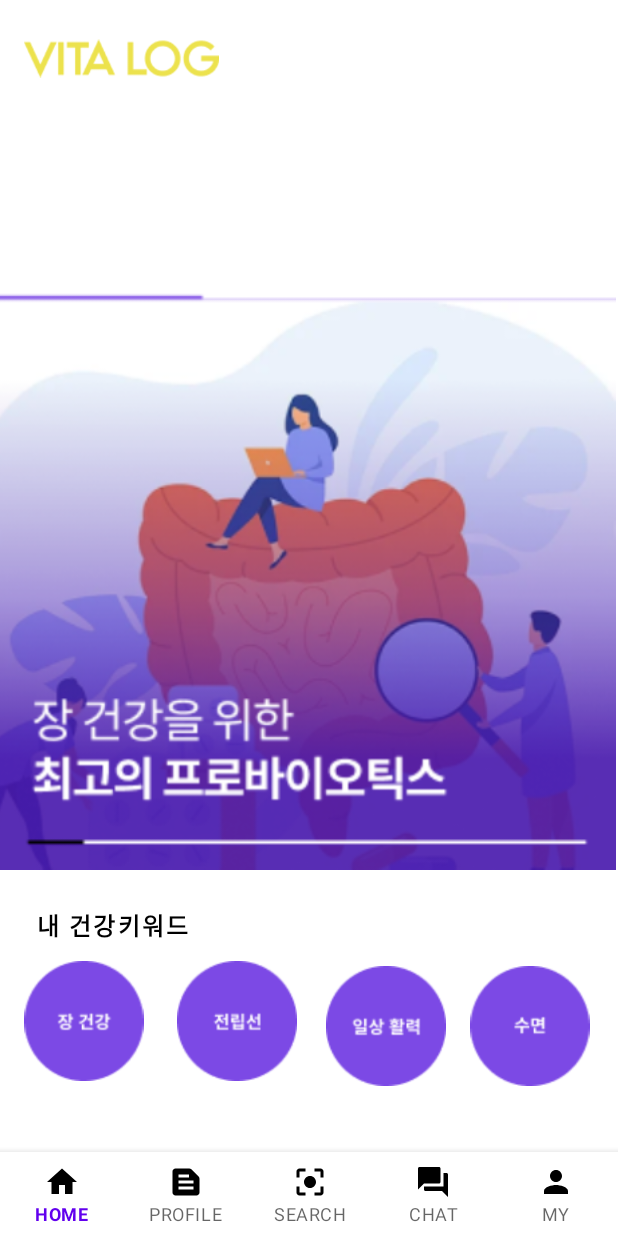
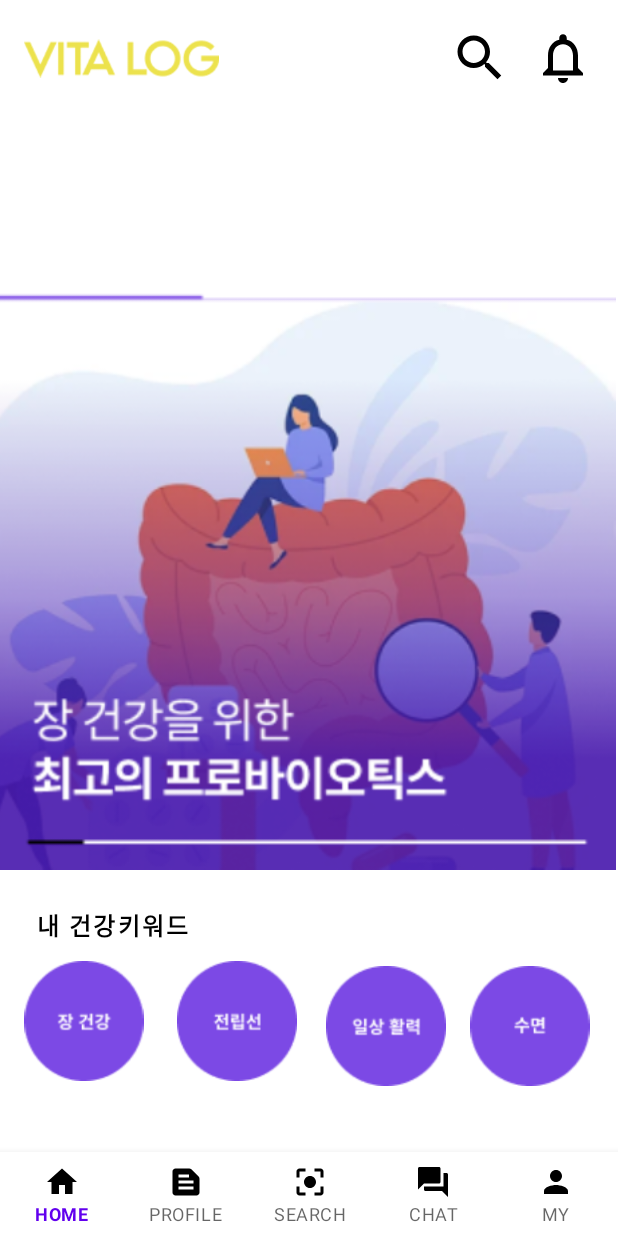
Before and after one commit to VITA-LOG/VITA-LOG, an Android app: the screen it shows after launch (NaviActivity), on a phone screen of 412 x 824 dp. Run offline under Robolectric (Android 15) with nearby library versions, the phone set to English and light mode, and no system bars.

Commit message:
update 0.12

```diff
--- a/app/src/main/java/com/daineey/vita_log/MainActivity.kt
+++ b/app/src/main/java/com/daineey/vita_log/MainActivity.kt
@@ -7,7 +7,7 @@ import android.view.MenuItem
 import android.view.View
 import androidx.appcompat.app.ActionBar
 import androidx.appcompat.widget.Toolbar
-import com.daineey.vita_log.ui.home.HomeFragment
+import com.daineey.vita_log.ui.home.HomeTab1Fragment
 import com.google.android.material.bottomnavigation.BottomNavigationView
 
 class MainActivity : AppCompatActivity() {
@@ -26,7 +26,7 @@ class MainActivity : AppCompatActivity() {
             }
 
             // Create a new Fragment to be placed in the activity layout
-            val firstFragment = HomeFragment()
+            val firstFragment = HomeTab1Fragment()
 
             // Add the fragment to the 'fragment_container' FrameLayout
             supportFragmentManager.beginTransaction()
--- a/app/src/main/java/com/daineey/vita_log/NaviActivity.kt
+++ b/app/src/main/java/com/daineey/vita_log/NaviActivity.kt
@@ -5,7 +5,7 @@ import androidx.appcompat.app.AppCompatActivity
 import androidx.fragment.app.Fragment
 import androidx.fragment.app.FragmentManager
 import com.daineey.vita_log.databinding.ActivityNaviBinding
-import com.daineey.vita_log.ui.home.HomeFragment
+import com.daineey.vita_log.ui.home.HomeTab1Fragment
 
 
 private const val TAG_HOME = "home_fragment"
@@ -25,11 +25,11 @@ class NaviActivity : AppCompatActivity() {
         setContentView(binding.root)
 
 
-        setFragment(TAG_HOME, HomeFragment())
+        setFragment(TAG_HOME, HomeTab1Fragment())
 
         binding.navigationView.setOnItemSelectedListener { item ->
             when(item.itemId) {
-                R.id.home -> setFragment(TAG_HOME, com.daineey.vita_log.ui.home.HomeFragment())
+                R.id.home -> setFragment(TAG_HOME, com.daineey.vita_log.ui.home.HomeTab1Fragment())
                 R.id.profile -> setFragment(TAG_PROFILE, com.daineey.vita_log.ui.profile.ProfileFragment())
                 R.id.search_photo-> setFragment(TAG_SEARCH, com.daineey.vita_log.ui.search.SearchFragment())
                 R.id.chat-> setFragment(TAG_CHAT, com.daineey.vita_log.ui.chat.ChatFragment())
--- /dev/null
+++ b/app/src/main/java/com/daineey/vita_log/ui/home/HomeTab1Fragment.kt
@@ -0,0 +1,48 @@
+package com.daineey.vita_log.ui.home
+
+import android.os.Bundle
+import android.view.LayoutInflater
+import android.view.View
+import android.view.ViewGroup
+import android.widget.TextView
+import androidx.fragment.app.Fragment
+import androidx.lifecycle.ViewModelProvider
+import com.daineey.vita_log.R
+import com.daineey.vita_log.databinding.FragmentHometab1Binding
+
+class HomeTab1Fragment : Fragment() {
+
+    private var _binding: FragmentHometab1Binding? = null
+
+    // This property is only valid between onCreateView and
+    // onDestroyView.
+    private val binding get() = _binding!!
+
+    override fun onCreateView(
+        inflater: LayoutInflater,
+        container: ViewGroup?,
+        savedInstanceState: Bundle?
+    ): View {
+        val HomeViewModel =
+            ViewModelProvider(this).get(HomeViewModel::class.java)
+
+        _binding = FragmentHometab1Binding.inflate(inflater, container, false)
+        val root: View = binding.root
+
+//        val textView: TextView = binding.textHome
+//        HomeViewModel.text.observe(viewLifecycleOwner) {
+//            textView.text = it
+//        }
+
+
+
+        return root
+    }
+
+
+
+    override fun onDestroyView() {
+        super.onDestroyView()
+        _binding = null
+    }
+}
--- a/app/src/main/java/com/daineey/vita_log/ui/home/HomeFragment.kt
+++ b/app/src/main/java/com/daineey/vita_log/ui/home/HomeTab3Fragment.kt
@@ -8,11 +8,11 @@ import android.widget.TextView
 import androidx.fragment.app.Fragment
 import androidx.lifecycle.ViewModelProvider
 import com.daineey.vita_log.R
-import com.daineey.vita_log.databinding.FragmentHomeBinding
+import com.daineey.vita_log.databinding.FragmentHometab3Binding
 
-class HomeFragment : Fragment() {
+class HomeTab3Fragment : Fragment() {
 
-    private var _binding: FragmentHomeBinding? = null
+    private var _binding: FragmentHometab3Binding? = null
 
     // This property is only valid between onCreateView and
     // onDestroyView.
@@ -26,7 +26,7 @@ class HomeFragment : Fragment() {
         val HomeViewModel =
             ViewModelProvider(this).get(HomeViewModel::class.java)
 
-        _binding = FragmentHomeBinding.inflate(inflater, container, false)
+        _binding = FragmentHometab3Binding.inflate(inflater, container, false)
         val root: View = binding.root
 
 //        val textView: TextView = binding.textHome
--- a/app/src/main/res/layout/activity_navi.xml
+++ b/app/src/main/res/layout/activity_navi.xml
@@ -1,12 +1,44 @@
 <?xml version="1.0" encoding="utf-8"?>
-<androidx.constraintlayout.widget.ConstraintLayout
-    xmlns:android="http://schemas.android.com/apk/res/android"
+<androidx.constraintlayout.widget.ConstraintLayout xmlns:android="http://schemas.android.com/apk/res/android"
     xmlns:app="http://schemas.android.com/apk/res-auto"
     xmlns:tools="http://schemas.android.com/tools"
     android:layout_width="match_parent"
     android:layout_height="match_parent"
     android:orientation="vertical"
     tools:context=".NaviActivity">
+
+    <androidx.appcompat.widget.Toolbar
+        android:id="@+id/toolbar"
+        android:layout_width="match_parent"
+        android:layout_height="70dp"
+        android:layout_marginTop="4dp"
+        android:background="#FFFFFFFF"
+        app:layout_constraintTop_toTopOf="parent"
+        tools:layout_editor_absoluteX="-5dp">
+
+        <ImageView
+            android:id="@+id/logo_image"
+            android:layout_width="130dp"
+            android:layout_height="30dp"
+            android:src="@drawable/ic_logo"
+            tools:layout_editor_absoluteX="16dp"
+            tools:layout_editor_absoluteY="28dp" />
+
+        <ImageView
+            android:id="@+id/action_search"
+            android:layout_width="40dp"
+            android:layout_height="40dp"
+            android:layout_marginLeft="170dp"
+            android:src="@drawable/ic_search_black" />
+
+        <ImageView
+            android:id="@+id/action_alarm"
+            android:layout_width="40dp"
+            android:layout_height="40dp"
+            android:layout_marginLeft="15dp"
+            android:src="@drawable/ic_alarm_black" />
+
+    </androidx.appcompat.widget.Toolbar>
 
     <FrameLayout
         android:id="@+id/mainFrameLayout"
@@ -25,8 +57,4 @@
         app:labelVisibilityMode="labeled"
         />
 
-
-
-
-
 </androidx.constraintlayout.widget.ConstraintLayout>
--- a/app/src/main/res/layout/fragment_chat.xml
+++ b/app/src/main/res/layout/fragment_chat.xml
@@ -1,14 +1,14 @@
 <?xml version="1.0" encoding="utf-8"?>
-<FrameLayout xmlns:android="http://schemas.android.com/apk/res/android"
+<androidx.constraintlayout.widget.ConstraintLayout xmlns:android="http://schemas.android.com/apk/res/android"
     xmlns:tools="http://schemas.android.com/tools"
     android:layout_width="match_parent"
     android:layout_height="match_parent"
     tools:context=".ui.chat.ChatFragment">
 
-    <!-- TODO: Update blank fragment layout -->
     <TextView
         android:layout_width="match_parent"
         android:layout_height="match_parent"
+        android:layout_marginTop="74dp"
         android:text="@string/hello_blank_fragment" />
 
-</FrameLayout>
+</androidx.constraintlayout.widget.ConstraintLayout>
--- a/app/src/main/res/layout/fragment_home.xml
+++ /dev/null
@@ -1,127 +0,0 @@
-<?xml version="1.0" encoding="utf-8"?>
-<androidx.constraintlayout.widget.ConstraintLayout xmlns:android="http://schemas.android.com/apk/res/android"
-    xmlns:app="http://schemas.android.com/apk/res-auto"
-    xmlns:tools="http://schemas.android.com/tools"
-    android:layout_width="match_parent"
-    android:layout_height="match_parent"
-    tools:context=".ui.home.HomeFragment">
-
-    <FrameLayout android:layout_width="0dp"
-        android:layout_height="0dp"
-        android:id="@+id/fl_container"
-        app:layout_constraintTop_toTopOf="parent"
-        app:layout_constraintBottom_toTopOf="@+id/bnv_main"
-        app:layout_constraintLeft_toLeftOf="parent"
-        app:layout_constraintRight_toRightOf="parent"/>
-
-    <com.google.android.material.bottomnavigation.BottomNavigationView
-        android:layout_width="0dp"
-        android:layout_height="?attr/actionBarSize"
-        android:id="@+id/bnv_main"
-        android:background="#FFFFFF"
-        app:menu="@menu/navi_menu"
-        app:layout_constraintBottom_toBottomOf="parent"
-        app:layout_constraintLeft_toLeftOf="parent"
-        app:layout_constraintRight_toRightOf="parent"/>
-
-    <androidx.appcompat.widget.Toolbar
-        android:id="@+id/toolbar"
-        android:layout_width="match_parent"
-        android:layout_height="70dp"
-        android:layout_marginTop="4dp"
-        android:background="#FFFFFFFF"
-        app:layout_constraintTop_toTopOf="parent"
-        tools:layout_editor_absoluteX="-5dp">
-
-        <ImageView
-            android:id="@+id/logo_image"
-            android:layout_width="130dp"
-            android:layout_height="30dp"
-            android:src="@drawable/ic_logo"
-            tools:layout_editor_absoluteX="16dp"
-            tools:layout_editor_absoluteY="28dp" />
-
-
-    </androidx.appcompat.widget.Toolbar>
-
-
-
-    <ImageView
-        android:id="@+id/imageView"
-        android:layout_width="417dp"
-        android:layout_height="385dp"
-        android:layout_marginBottom="244dp"
-        android:layout_weight="0"
-        app:layout_constraintBottom_toBottomOf="parent"
-        app:layout_constraintEnd_toEndOf="parent"
-        app:layout_constraintHorizontal_bias="1.0"
-        app:layout_constraintStart_toStartOf="parent"
-        app:srcCompat="@drawable/ic_purple" />
-
-    <TextView
-        android:id="@+id/textView"
-        style="@style/MyButtonStyle2"
-        android:layout_width="150dp"
-        android:layout_height="48dp"
-        android:layout_marginEnd="261dp"
-        android:layout_marginBottom="143dp"
-        android:background="@android:color/transparent"
-        android:text="내 건강키워드"
-        android:textColor="#000000"
-        app:layout_constraintBottom_toBottomOf="parent"
-        app:layout_constraintEnd_toEndOf="parent"
-        app:layout_constraintHorizontal_bias="0.0"
-        app:layout_constraintStart_toStartOf="parent"
-        app:layout_constraintTop_toBottomOf="@+id/imageView"
-        app:layout_constraintVertical_bias="0.245" />
-
-    <ImageView
-        android:id="@+id/gut_health"
-        android:layout_width="80dp"
-        android:layout_height="80dp"
-        android:layout_marginStart="16dp"
-        android:layout_marginBottom="75dp"
-        android:src="@drawable/ic_gut_health"
-        app:layout_constraintBottom_toBottomOf="parent"
-        app:layout_constraintStart_toStartOf="parent"
-        app:layout_constraintTop_toBottomOf="@+id/textView"
-        app:layout_constraintVertical_bias="0.0" />
-
-    <ImageView
-        android:id="@+id/junlipsun"
-        android:layout_width="80dp"
-        android:layout_height="80dp"
-        android:layout_marginStart="22dp"
-        android:layout_marginEnd="19dp"
-        android:layout_marginBottom="75dp"
-        android:src="@drawable/ic_junlipsun"
-        app:layout_constraintBottom_toBottomOf="parent"
-        app:layout_constraintEnd_toStartOf="@+id/daily_energy"
-        app:layout_constraintHorizontal_bias="0.0"
-        app:layout_constraintStart_toEndOf="@+id/gut_health"
-        app:layout_constraintTop_toBottomOf="@+id/textView"
-        app:layout_constraintVertical_bias="0.0" />
-
-    <ImageView
-        android:id="@+id/daily_energy"
-        android:layout_width="80dp"
-        android:layout_height="80dp"
-        android:layout_marginEnd="17dp"
-        android:layout_marginBottom="100dp"
-        android:src="@drawable/ic_daily_energy"
-        app:layout_constraintBottom_toBottomOf="parent"
-        app:layout_constraintEnd_toStartOf="@+id/sleep"
-        app:layout_constraintHorizontal_bias="1.0"
-        app:layout_constraintStart_toStartOf="parent" />
-
-    <ImageView
-        android:id="@+id/sleep"
-        android:layout_width="80dp"
-        android:layout_height="80dp"
-        android:layout_marginStart="16dp"
-        android:layout_marginBottom="100dp"
-        android:src="@drawable/ic_sleep"
-        app:layout_constraintBottom_toBottomOf="parent"
-        app:layout_constraintStart_toEndOf="@+id/daily_energy" />
-
-</androidx.constraintlayout.widget.ConstraintLayout>
--- a/app/src/main/res/layout/fragment_hometab1.xml
+++ b/app/src/main/res/layout/fragment_hometab1.xml
@@ -1,10 +1,87 @@
 <?xml version="1.0" encoding="utf-8"?>
-<FrameLayout xmlns:android="http://schemas.android.com/apk/res/android"
+<androidx.constraintlayout.widget.ConstraintLayout xmlns:android="http://schemas.android.com/apk/res/android"
+    xmlns:app="http://schemas.android.com/apk/res-auto"
     xmlns:tools="http://schemas.android.com/tools"
     android:layout_width="match_parent"
     android:layout_height="match_parent"
-    tools:context=".hometab1Fragment">
+    tools:context=".ui.home.HomeTab1Fragment">
 
+    <ImageView
+        android:id="@+id/imageView"
+        android:layout_width="417dp"
+        android:layout_height="385dp"
+        android:layout_marginBottom="244dp"
+        android:layout_weight="0"
+        app:layout_constraintBottom_toBottomOf="parent"
+        app:layout_constraintEnd_toEndOf="parent"
+        app:layout_constraintHorizontal_bias="1.0"
+        app:layout_constraintStart_toStartOf="parent"
+        app:srcCompat="@drawable/ic_purple" />
 
+    <TextView
+        android:id="@+id/textView"
+        style="@style/MyButtonStyle2"
+        android:layout_width="150dp"
+        android:layout_height="48dp"
+        android:layout_marginEnd="261dp"
+        android:layout_marginBottom="143dp"
+        android:background="@android:color/transparent"
+        android:text="내 건강키워드"
+        android:textColor="#000000"
+        app:layout_constraintBottom_toBottomOf="parent"
+        app:layout_constraintEnd_toEndOf="parent"
+        app:layout_constraintHorizontal_bias="0.0"
+        app:layout_constraintStart_toStartOf="parent"
+        app:layout_constraintTop_toBottomOf="@+id/imageView"
+        app:layout_constraintVertical_bias="0.245" />
 
-</FrameLayout>
+    <ImageView
+        android:id="@+id/gut_health"
+        android:layout_width="80dp"
+        android:layout_height="80dp"
+        android:layout_marginStart="16dp"
+        android:layout_marginBottom="75dp"
+        android:src="@drawable/ic_gut_health"
+        app:layout_constraintBottom_toBottomOf="parent"
+        app:layout_constraintStart_toStartOf="parent"
+        app:layout_constraintTop_toBottomOf="@+id/textView"
+        app:layout_constraintVertical_bias="0.0" />
+
+    <ImageView
+        android:id="@+id/junlipsun"
+        android:layout_width="80dp"
+        android:layout_height="80dp"
+        android:layout_marginStart="22dp"
+        android:layout_marginEnd="19dp"
+        android:layout_marginBottom="75dp"
+        android:src="@drawable/ic_junlipsun"
+        app:layout_constraintBottom_toBottomOf="parent"
+        app:layout_constraintEnd_toStartOf="@+id/daily_energy"
+        app:layout_constraintHorizontal_bias="0.0"
+        app:layout_constraintStart_toEndOf="@+id/gut_health"
+        app:layout_constraintTop_toBottomOf="@+id/textView"
+        app:layout_constraintVertical_bias="0.0" />
+
+    <ImageView
+        android:id="@+id/daily_energy"
+        android:layout_width="80dp"
+        android:layout_height="80dp"
+        android:layout_marginEnd="17dp"
+        android:layout_marginBottom="100dp"
+        android:src="@drawable/ic_daily_energy"
+        app:layout_constraintBottom_toBottomOf="parent"
+        app:layout_constraintEnd_toStartOf="@+id/sleep"
+        app:layout_constraintHorizontal_bias="1.0"
+        app:layout_constraintStart_toStartOf="parent" />
+
+    <ImageView
+        android:id="@+id/sleep"
+        android:layout_width="80dp"
+        android:layout_height="80dp"
+        android:layout_marginStart="16dp"
+        android:layout_marginBottom="100dp"
+        android:src="@drawable/ic_sleep"
+        app:layout_constraintBottom_toBottomOf="parent"
+        app:layout_constraintStart_toEndOf="@+id/daily_energy" />
+
+</androidx.constraintlayout.widget.ConstraintLayout>
--- a/app/src/main/res/layout/fragment_hometab2.xml
+++ b/app/src/main/res/layout/fragment_hometab2.xml
@@ -3,7 +3,7 @@
     xmlns:tools="http://schemas.android.com/tools"
     android:layout_width="match_parent"
     android:layout_height="match_parent"
-    tools:context=".hometab2Fragment">
+    tools:context=".ui.home.HomeTab2Fragment">
 
     <!-- TODO: Update blank fragment layout -->
     <TextView
--- a/app/src/main/res/layout/fragment_hometab3.xml
+++ b/app/src/main/res/layout/fragment_hometab3.xml
@@ -3,7 +3,7 @@
     xmlns:tools="http://schemas.android.com/tools"
     android:layout_width="match_parent"
     android:layout_height="match_parent"
-    tools:context=".hometab3Fragment">
+    tools:context=".ui.home.HomeTab3Fragment">
 
     <!-- TODO: Update blank fragment layout -->
     <TextView
--- a/app/src/main/res/layout/fragment_my.xml
+++ b/app/src/main/res/layout/fragment_my.xml
@@ -10,6 +10,7 @@
         android:id="@+id/button4"
         android:layout_width="match_parent"
         android:layout_height="81dp"
+        android:layout_marginTop="74dp"
         android:text="로그인" />
 
 </FrameLayout>
--- a/app/src/main/res/layout/fragment_profile.xml
+++ b/app/src/main/res/layout/fragment_profile.xml
@@ -9,6 +9,7 @@
     <TextView
         android:layout_width="match_parent"
         android:layout_height="match_parent"
+        android:layout_marginTop="74dp"
         android:text="@string/hello_blank_fragment" />
 
 </FrameLayout>
--- a/app/src/main/res/layout/fragment_search.xml
+++ b/app/src/main/res/layout/fragment_search.xml
@@ -11,6 +11,7 @@
         android:id="@+id/sample_image"
         android:layout_width="0dp"
         android:layout_height="0dp"
+        android:layout_marginTop="74dp"
         app:layout_constraintBottom_toTopOf="@+id/ocr_start_button"
         app:layout_constraintEnd_toEndOf="parent"
         app:layout_constraintStart_toStartOf="parent"
```
Also changed, not shown: app/src/main/java/com/daineey/vita_log/hometab1Fragment.kt (deleted, +0 -59 lines), app/src/main/java/com/daineey/vita_log/hometab2Fragment.kt (deleted, +0 -59 lines), app/src/main/java/com/daineey/vita_log/hometab3Fragment.kt (deleted, +0 -59 lines), app/src/main/java/com/daineey/vita_log/ui/home/HomeTab2Fragment.kt (added, +48 -0 lines).
